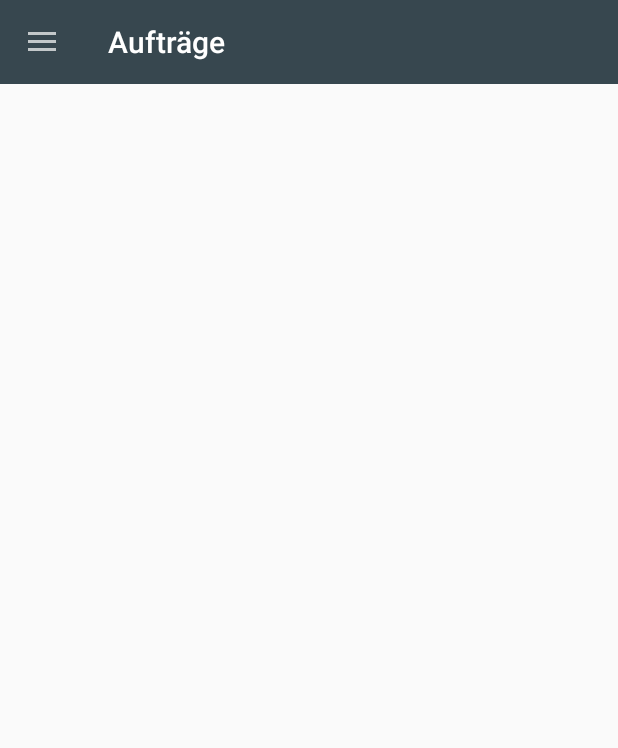
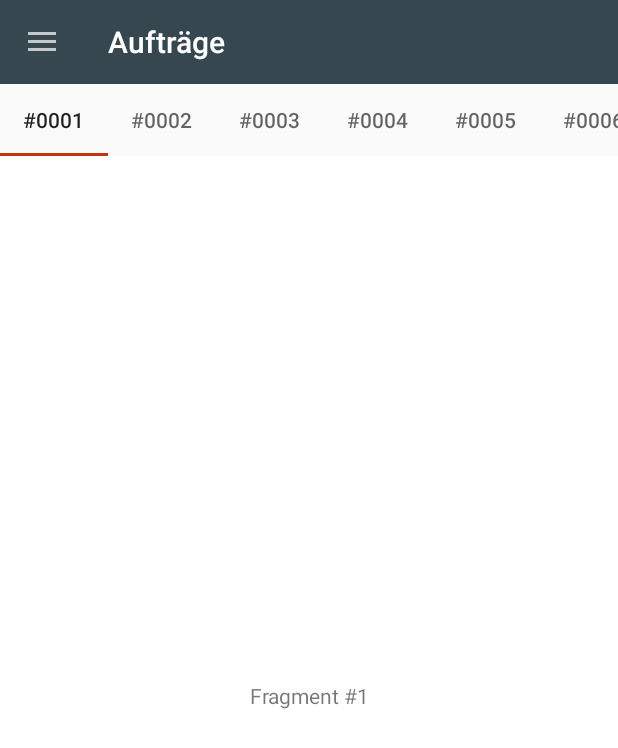
Before and after one commit to philan92/Schorni, an Android app: the screen it shows after launch (MainActivity), on a phone screen of 412 x 824 dp. Shown: the top 748 px of the screen. Run offline under Robolectric (Android 15) with nearby library versions, the phone set to English and light mode, and no system bars.

Commit message:
added Tabs (mit Dummy-Daten)

```diff
--- a/app/src/main/java/de/philipplange/schorni/MainActivity.java
+++ b/app/src/main/java/de/philipplange/schorni/MainActivity.java
@@ -1,11 +1,15 @@
 package de.philipplange.schorni;
 
+import android.os.Bundle;
+import android.support.design.widget.TabLayout;
+import android.support.v4.view.ViewPager;
 import android.support.v4.widget.DrawerLayout;
 import android.support.v7.app.ActionBarDrawerToggle;
 import android.support.v7.app.AppCompatActivity;
-import android.os.Bundle;
 import android.support.v7.widget.Toolbar;
 import android.view.MenuItem;
+
+import de.philipplange.schorni.src.SampleFragmentPagerAdapter;
 
 public class MainActivity extends AppCompatActivity {
 
@@ -13,6 +17,7 @@ public class MainActivity extends AppCompatActivity {
     private ActionBarDrawerToggle mToggle;
 
     private Toolbar mToolbar;
+
 
     @Override
     protected void onCreate(Bundle savedInstanceState) {
@@ -30,7 +35,17 @@ public class MainActivity extends AppCompatActivity {
         mToggle.syncState();
 
         getSupportActionBar().setDisplayHomeAsUpEnabled(true);
+
+
+        ViewPager viewPager = (ViewPager) findViewById(R.id.viewpager);
+        viewPager.setAdapter(new SampleFragmentPagerAdapter(getSupportFragmentManager(), MainActivity.this));
+
+        TabLayout tabLayout = (TabLayout) findViewById(R.id.sliding_tabs);
+        tabLayout.setupWithViewPager(viewPager);
+
+
     }
+
 
     @Override
     public boolean onOptionsItemSelected(MenuItem item) {
--- /dev/null
+++ b/app/src/main/java/de/philipplange/schorni/src/PageFragment.java
@@ -0,0 +1,45 @@
+package de.philipplange.schorni.src;
+
+
+import android.os.Bundle;
+import android.support.v4.app.Fragment;
+import android.view.LayoutInflater;
+import android.view.View;
+import android.view.ViewGroup;
+import android.widget.TextView;
+
+import de.philipplange.schorni.R;
+
+
+/**
+ * Created by Philipp on 15.05.2017.
+ */
+
+public class PageFragment extends Fragment {
+    public static final String ARG_PAGE = "ARG_PAGE";
+
+    private int mPage;
+
+    public static PageFragment newInstance(int page) {
+        Bundle args = new Bundle();
+        args.putInt(ARG_PAGE, page);
+        PageFragment fragment = new PageFragment();
+        fragment.setArguments(args);
+        return fragment;
+    }
+
+    @Override
+    public void onCreate(Bundle savedInstanceState) {
+        super.onCreate(savedInstanceState);
+        mPage = getArguments().getInt(ARG_PAGE);
+    }
+
+    @Override
+    public View onCreateView(LayoutInflater inflater, ViewGroup container,
+                             Bundle savedInstanceState) {
+        View view = inflater.inflate(R.layout.fragment_page, container, false);
+        TextView textView = (TextView) view;
+        textView.setText("Fragment #" + mPage);
+        return view;
+    }
+}
--- /dev/null
+++ b/app/src/main/java/de/philipplange/schorni/src/SampleFragmentPagerAdapter.java
@@ -0,0 +1,37 @@
+package de.philipplange.schorni.src;
+
+
+import android.content.Context;
+import android.support.v4.app.FragmentManager;
+import android.support.v4.app.FragmentPagerAdapter;
+
+/**
+ * Created by Philipp on 15.05.2017.
+ */
+
+public class SampleFragmentPagerAdapter extends FragmentPagerAdapter {
+    final int PAGE_COUNT = 6;
+    private String tabTitles[] = new String[]{"#0001", "#0002", "#0003", "#0004", "#0005", "#0006"};
+    private Context context;
+
+    public SampleFragmentPagerAdapter(FragmentManager fm, Context context) {
+        super(fm);
+        this.context = context;
+    }
+
+    @Override
+    public int getCount() {
+        return PAGE_COUNT;
+    }
+
+    @Override
+    public android.support.v4.app.Fragment getItem(int position) {
+        return PageFragment.newInstance(position + 1);
+    }
+
+    @Override
+    public CharSequence getPageTitle(int position) {
+        // Generate title based on item position
+        return tabTitles[position];
+    }
+}
--- a/app/src/main/res/layout/activity_main.xml
+++ b/app/src/main/res/layout/activity_main.xml
@@ -17,6 +17,20 @@
             android:layout_width="match_parent"
             android:layout_height="wrap_content" />
 
+        <android.support.design.widget.TabLayout
+            android:id="@+id/sliding_tabs"
+            android:layout_width="match_parent"
+            android:layout_height="wrap_content"
+            app:tabMode="scrollable" />
+
+        <android.support.v4.view.ViewPager
+            android:id="@+id/viewpager"
+            android:layout_width="match_parent"
+            android:layout_height="0px"
+            android:layout_weight="1"
+            android:background="@android:color/white" />
+
+
     </LinearLayout>
 
     <android.support.design.widget.NavigationView
--- /dev/null
+++ b/app/src/main/res/layout/fragment_page.xml
@@ -0,0 +1,5 @@
+<?xml version="1.0" encoding="utf-8"?>
+<TextView xmlns:android="http://schemas.android.com/apk/res/android"
+    android:layout_width="match_parent"
+    android:layout_height="match_parent"
+    android:gravity="center" />
```
Also changed, not shown: app/src/main/java/de/philipplange/schorni/src/Kehrung.java (added, +79 -0 lines).
